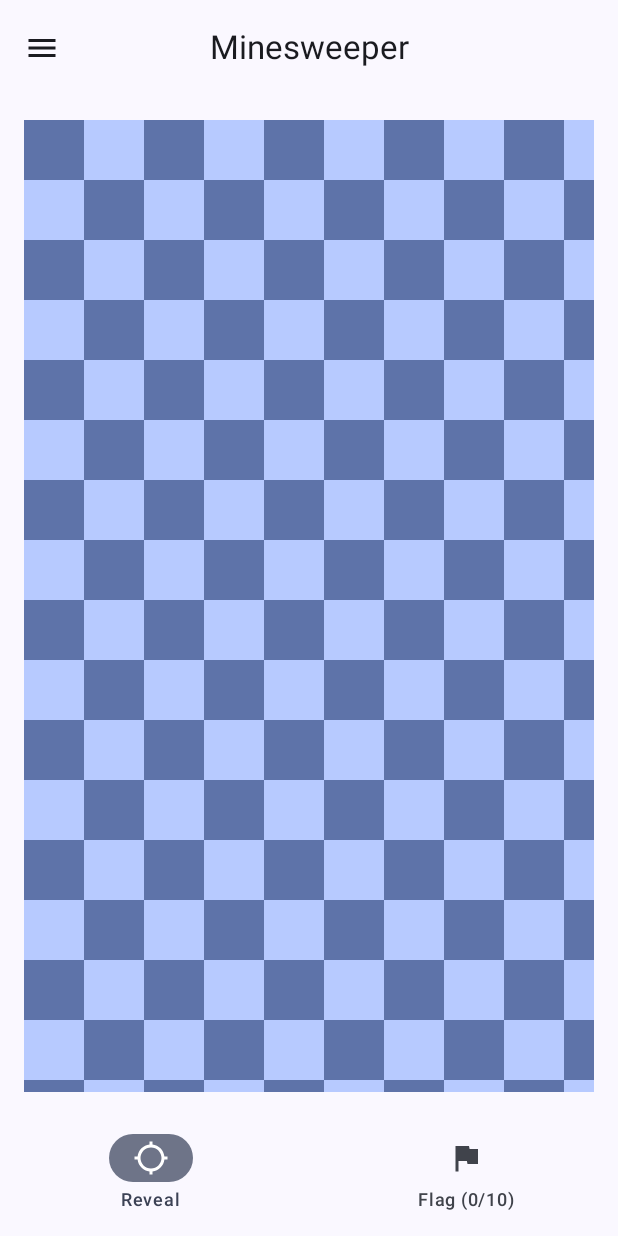
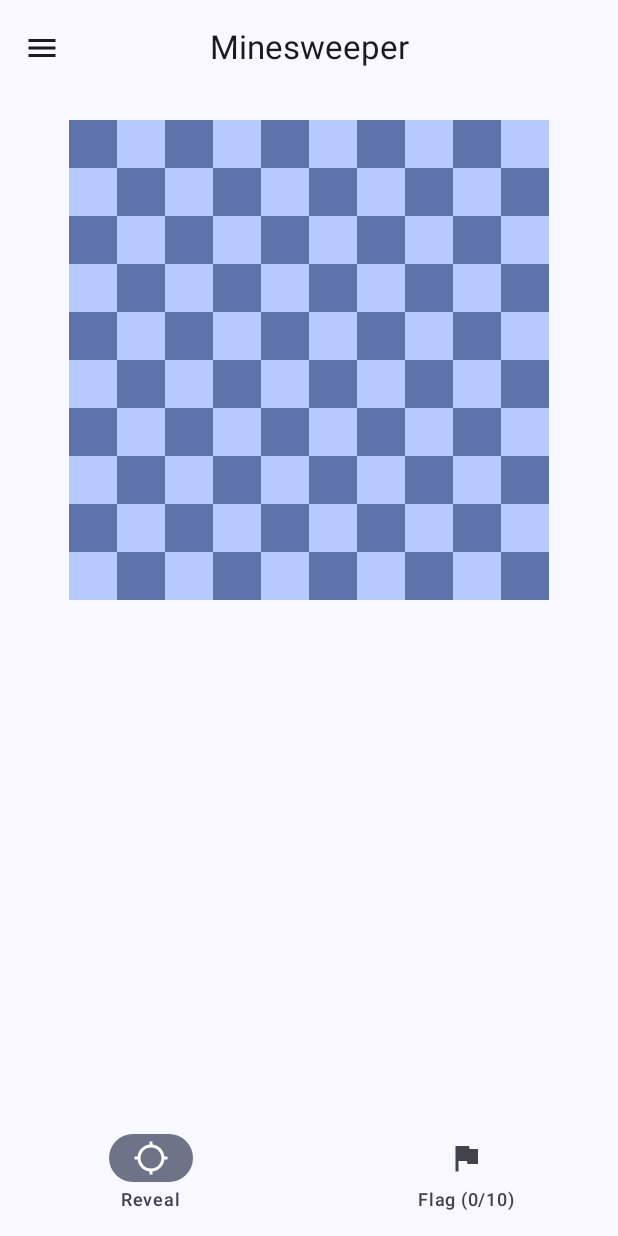
Before and after one commit to GregKluska/minesweeper-compose, an Android app built with Jetpack Compose: the screen it shows after launch (MainActivity), on a phone screen of 412 x 824 dp. Run offline under Robolectric (Android 15) with nearby library versions, the phone set to English and light mode, and no system bars.

Commit message:
Center the board

```diff
--- a/app/src/main/java/com/gregkluska/minesweeper/GameViewModel.kt
+++ b/app/src/main/java/com/gregkluska/minesweeper/GameViewModel.kt
@@ -26,8 +26,8 @@ class GameViewModel() : ViewModel() {
     private val viewModelGameState = mutableStateOf(
         GameState(
             game = Minesweeper(
-                width = 20,
-                height = 40,
+                width = 10,
+                height = 10,
                 mines = 10,
             ),
             flagMode = false,
--- a/app/src/main/java/com/gregkluska/minesweeper/ui/component/Board.kt
+++ b/app/src/main/java/com/gregkluska/minesweeper/ui/component/Board.kt
@@ -52,16 +52,27 @@ fun Board(
         val rows = fields.size.toFloat()
         val cols = fields[0].size.toFloat()
 
-        val fieldSize: Float = with(LocalDensity.current) { 40.dp.toPx() }
+        val fieldSize: Float = with(LocalDensity.current) { 32.dp.toPx() }
 
         val boardWidth = fieldSize * cols
         val boardWidthDp = with(LocalDensity.current) { (fieldSize * cols).toDp() }
         val boardHeight = fieldSize * rows
         val boardHeightDp = with(LocalDensity.current) { (fieldSize * rows).toDp() }
 
-        val scale = remember { mutableStateOf(1f) }
-        val moveOffset = remember { mutableStateOf(Offset.Zero) }
+        val scale = remember { mutableStateOf(1f) } // Disabled for now.
 
+        // Center the board if fieldSize * fields[0].size < screen size
+        val center = boardWidth < constraints.maxWidth
+        val initialOffset = (constraints.maxWidth - boardWidth) / 2
+        val moveOffset = remember {
+            mutableStateOf(
+                if (center) {
+                    Offset(initialOffset, 0f)
+                } else {
+                    Offset.Zero
+                }
+            )
+        }
 
         val transformableState = rememberTransformableState { zoomChange, offsetChange, _ ->
             // scaled board width (if zoom is enabled)
@@ -89,13 +100,19 @@ fun Board(
             )
         }
 
+        val transformableModifier = if (center) {
+            Modifier
+        } else {
+            Modifier.transformable(transformableState)
+        }
+
         Canvas(
             modifier = Modifier
                 .size(
                     width = boardWidthDp,
                     height = boardHeightDp
                 )
-                .transformable(transformableState)
+                .then(transformableModifier)
                 .pointerInput(Unit) {
                     detectTapGestures(
                         onTap = { offset ->
@@ -161,6 +178,9 @@ fun Board(
 
                     val outlineSize = 4
 
+                    val ow = if(c == 0) outlineSize else 0
+                    val oh = if(r == 0) outlineSize else 0
+
                     // This is to not draw outline at right and bottom sides
                     val sw = if (c + 1 == fields[0].size) outlineSize / 2 else outlineSize
                     val sh = if (r + 1 == fields.size) outlineSize / 2 else outlineSize
@@ -168,10 +188,10 @@ fun Board(
                     drawRect(
                         color = fieldColors.outlineColor,
                         topLeft = Offset(
-                            x = c * fieldSize - outlineSize,
-                            y = r * fieldSize - outlineSize
+                            x = c * fieldSize - outlineSize + ow,
+                            y = r * fieldSize - outlineSize + oh
                         ),
-                        size = Size(fieldSize + (sw * 2), fieldSize + (sh * 2))
+                        size = Size(fieldSize + (sw * 2) - ow, fieldSize + (sh * 2) - oh)
                     )
                 }
             }
```
